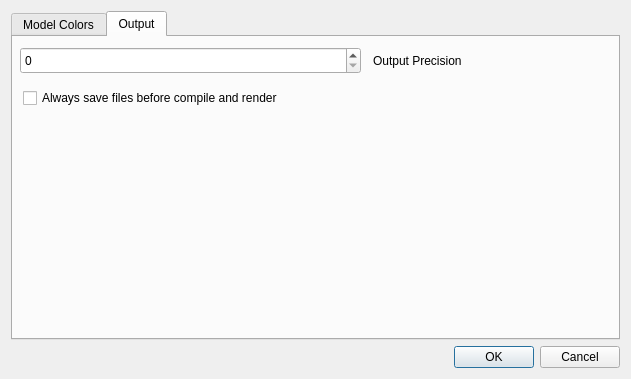
First picture: the form in src/preferences.ui, repository GilesBathgate/RapCAD, before the edit.
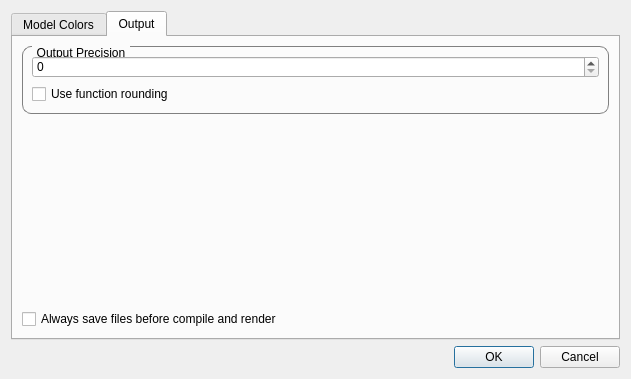
Second picture: the form after the edit.

Commit message: Add option to use rounding within trig, and other functions.

Patch:
```diff
--- a/src/preferences.ui
+++ b/src/preferences.ui
@@ -214,42 +214,63 @@
         <attribute name="title">
          <string>Output</string>
         </attribute>
-        <widget class="QLabel" name="precisionLabel">
-         <property name="geometry">
-          <rect>
-           <x>360</x>
-           <y>10</y>
-           <width>141</width>
-           <height>27</height>
-          </rect>
-         </property>
-         <property name="text">
+        <layout class="QVBoxLayout" name="verticalLayout_3">
+         <item>
+          <widget class="QGroupBox" name="groupBox">
+           <property name="styleSheet">
+            <string notr="true">QGroupBox {
+    border: 1px solid gray;
+    border-radius: 9px;
+    margin-top: 0.5em;
+}
+
+QGroupBox::title {
+    subcontrol-origin: margin;
+    left: 10px;
+    padding: 0 3px 0 3px;
+}</string>
+           </property>
+           <property name="title">
           <string>Output Precision</string>
          </property>
-        </widget>
-        <widget class="QSpinBox" name="precisionSpinBox">
-         <property name="geometry">
-          <rect>
-           <x>7</x>
-           <y>10</y>
-           <width>341</width>
-           <height>27</height>
-          </rect>
-         </property>
-        </widget>
+           <property name="flat">
+            <bool>false</bool>
+           </property>
+           <layout class="QVBoxLayout" name="verticalLayout_2">
+            <item>
+             <widget class="QSpinBox" name="precisionSpinBox"/>
+            </item>
+            <item>
+             <widget class="QCheckBox" name="functionRoundingCheckBox">
+              <property name="text">
+               <string>Use function rounding</string>
+              </property>
+             </widget>
+            </item>
+           </layout>
+          </widget>
+         </item>
+         <item>
+          <spacer name="verticalSpacer">
+           <property name="orientation">
+            <enum>Qt::Vertical</enum>
+           </property>
+           <property name="sizeHint" stdset="0">
+            <size>
+             <width>20</width>
+             <height>40</height>
+            </size>
+           </property>
+          </spacer>
+         </item>
+         <item>
         <widget class="QCheckBox" name="checkBox">
-         <property name="geometry">
-          <rect>
-           <x>10</x>
-           <y>50</y>
-           <width>328</width>
-           <height>22</height>
-          </rect>
-         </property>
          <property name="text">
           <string>Always save files before compile and render</string>
          </property>
         </widget>
+         </item>
+        </layout>
        </widget>
       </widget>
      </item>
```
Lines whose indentation alone changed are shown as unchanged. The commit also changes 6 other files.
